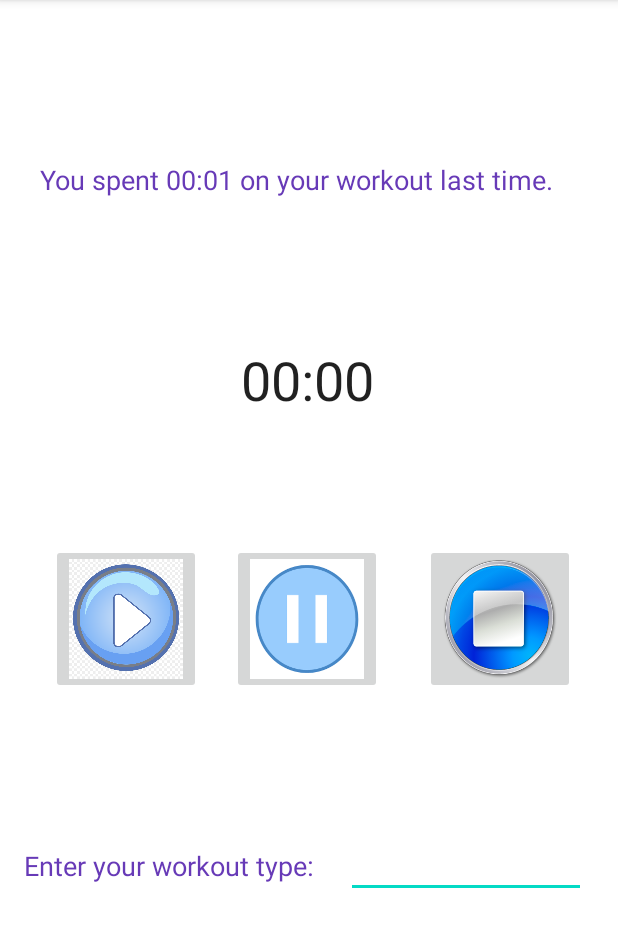
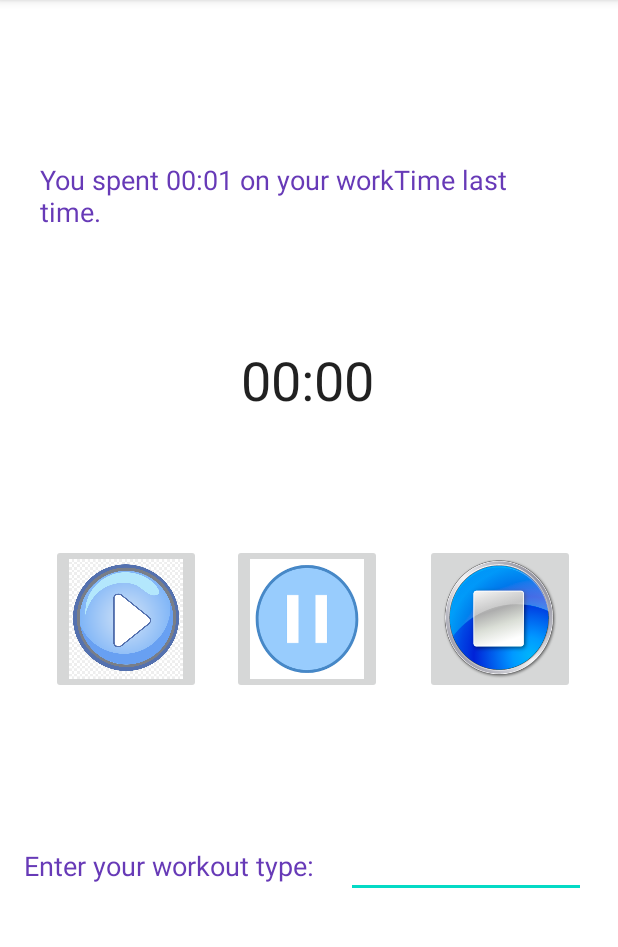
Before and after one commit to libowen98/sit305-task4.1, an Android app: the screen it shows after launch (MainActivity), after a tap on "button3", on a phone screen of 412 x 824 dp, the part 84-1031 px from its top. Run offline under Robolectric (Android 15) with nearby library versions, the phone set to English and light mode, and no system bars; 2 other taps on this screen came first.

Commit message:
Task 4.1(final version)

```diff
--- a/app/src/main/java/com/example/task4_1/MainActivity.java
+++ b/app/src/main/java/com/example/task4_1/MainActivity.java
@@ -13,6 +13,9 @@ import android.widget.Chronometer;
 import android.widget.EditText;
 import android.widget.ImageButton;
 import android.widget.TextView;
+import android.widget.Toast;
+
+import java.util.Locale;
 
 public class MainActivity extends AppCompatActivity {
 
@@ -22,8 +25,11 @@ public class MainActivity extends AppCompatActivity {
     private Chronometer chronometer;
     private boolean running;
     private long pauseOffset;
-    private long current;
-    String displayWorkout, workout;
+    private long time;
+    private SharedPreferences SharedPreferences;
+    private SharedPreferences.Editor Editor;
+    String workType,workOut,spendTime;
+
 
 
     @Override
@@ -40,17 +46,27 @@ public class MainActivity extends AppCompatActivity {
         chronometer = findViewById(R.id.chronometer);
 
         // Load data
-        loadData();
+        SharedPreferences = getSharedPreferences("data", MODE_PRIVATE);
+        Editor = SharedPreferences.edit();
         pauseOffset = 0;
 
+        workType = SharedPreferences.getString("type", "");
+        time = SharedPreferences.getLong("time", 0);
+        //long hours = (time % (1000 * 60 * 60 * 24)) / (1000 * 60 * 60);
+        long minutes = (time % (1000 * 60 * 60)) / (1000 * 60);
+        long seconds = (time % (1000 * 60)) / 1000;
+        spendTime = String.format(Locale.getDefault(), "%02d:%02d", minutes, seconds);
+
+        display.setText("You spent " + spendTime + " on " + workType + " last time.");
+
         if (savedInstanceState != null) {
-            pauseOffset = savedInstanceState.getLong("pauseOffset");
-            running = savedInstanceState.getBoolean("running");
-            current = savedInstanceState.getLong("CURRENT");
+            pauseOffset = savedInstanceState.getLong("pauseOffset",0);
+            running = savedInstanceState.getBoolean("running", true);
+            long getBaseTime = savedInstanceState.getLong("getBaseTime", 0);
 
             if (running == true) {
                 chronometer.start();
-                chronometer.setBase(SystemClock.elapsedRealtime() - current);
+                chronometer.setBase(SystemClock.elapsedRealtime() - (SystemClock.elapsedRealtime() - getBaseTime));
             }
             else {
                 chronometer.setBase(SystemClock.elapsedRealtime() - pauseOffset);
@@ -64,8 +80,7 @@ public class MainActivity extends AppCompatActivity {
         super.onSaveInstanceState(outState);
         outState.putLong("pauseOffset", pauseOffset);
         outState.putBoolean("running", running);
-        outState.putLong("CURRENT", SystemClock.elapsedRealtime() - chronometer.getBase());
-        outState.putString("display", displayWorkout);
+        outState.putLong("getBaseTime", chronometer.getBase());
     }
 
     // Start
@@ -87,28 +102,43 @@ public class MainActivity extends AppCompatActivity {
     }
 
     public void stopChronometer(View view) {
-        workout = input.getText().toString();
+        /*workOut = input.getText().toString();
         updatedisplay(chronometer.getText());
-        saveData();
         chronometer.setBase(SystemClock.elapsedRealtime());
         pauseOffset = 0;
         running = false;
         // reset chronometer
         pauseOffset = 0;
         chronometer.stop();
-        chronometer.setBase(SystemClock.elapsedRealtime());
+        chronometer.setBase(SystemClock.elapsedRealtime());*/
+
+        if (!running) {
+            chronometer.stop();
+            // Make totalTime equal to pauseOffset in pauseClick (Or we can say the value after clicking the Pause button)
+            long totalTime = pauseOffset;
+            Editor.putLong("time", totalTime);
+            Editor.putString("type", input.getText().toString());
+            Editor.apply();
+            workOut = input.getText().toString();
+            updatedisplay(chronometer.getText());
+            pauseOffset = 0;
+            chronometer.setBase(SystemClock.elapsedRealtime());
+
+        } else {
+            Toast.makeText(MainActivity.this, "You need to click the pause at first!", Toast.LENGTH_SHORT).show();
+        }
 
     }
 
     private void updatedisplay(CharSequence time) {
 
         if (input.getText().toString().equals(""))
-            display.setText("You spent " + time.toString() + " on your workout last time.");
-        else display.setText("You spent " + time.toString() + " on " + input.getText().toString() + " last time.");
+            display.setText("You spent " + time + " on your workTime last time.");
+        else display.setText("You spent " + time + " on " + workOut + " last time.");
     }
 
 
-    public void saveData() {
+    /*public void saveData() {
         SharedPreferences sharedPreferences = getSharedPreferences("sharedPreference", MODE_PRIVATE);
         SharedPreferences.Editor editor = sharedPreferences.edit();
         editor.commit();
@@ -116,7 +146,7 @@ public class MainActivity extends AppCompatActivity {
 
     public void loadData() {
         SharedPreferences sharedPreferences = getSharedPreferences("sharedPreference", MODE_PRIVATE);
-    }
+    }*/
 
 
 
```
